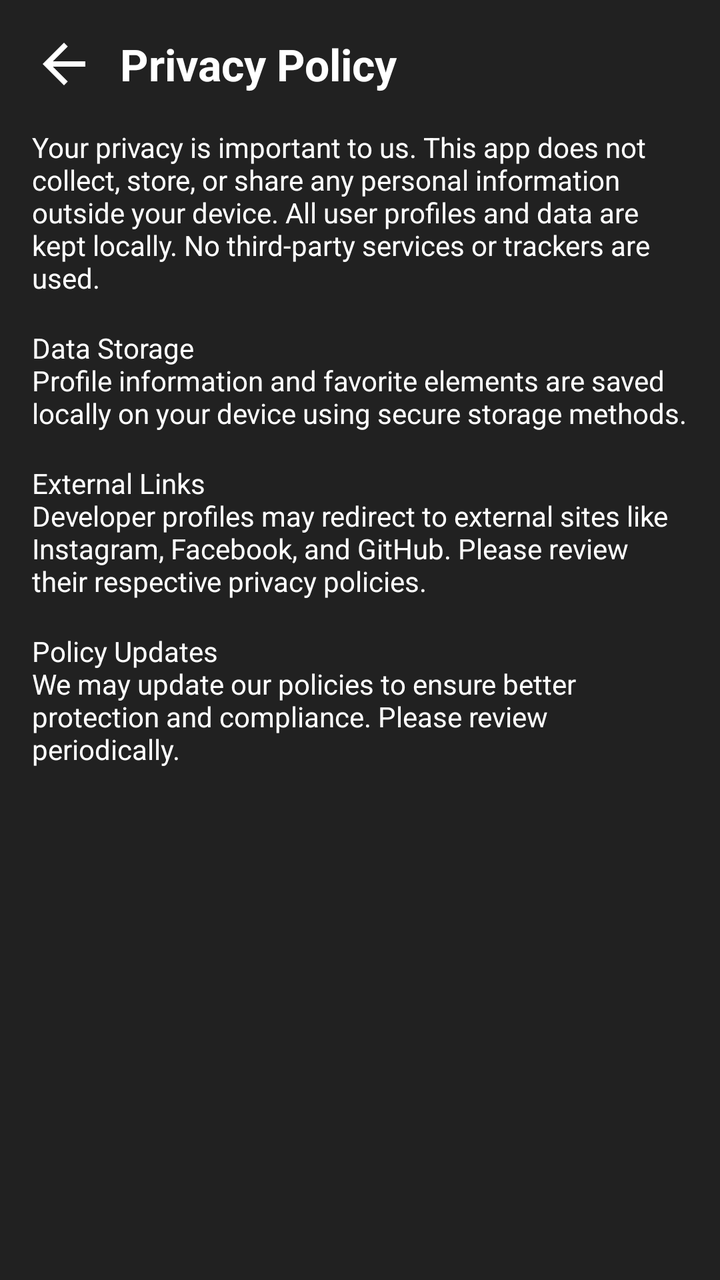
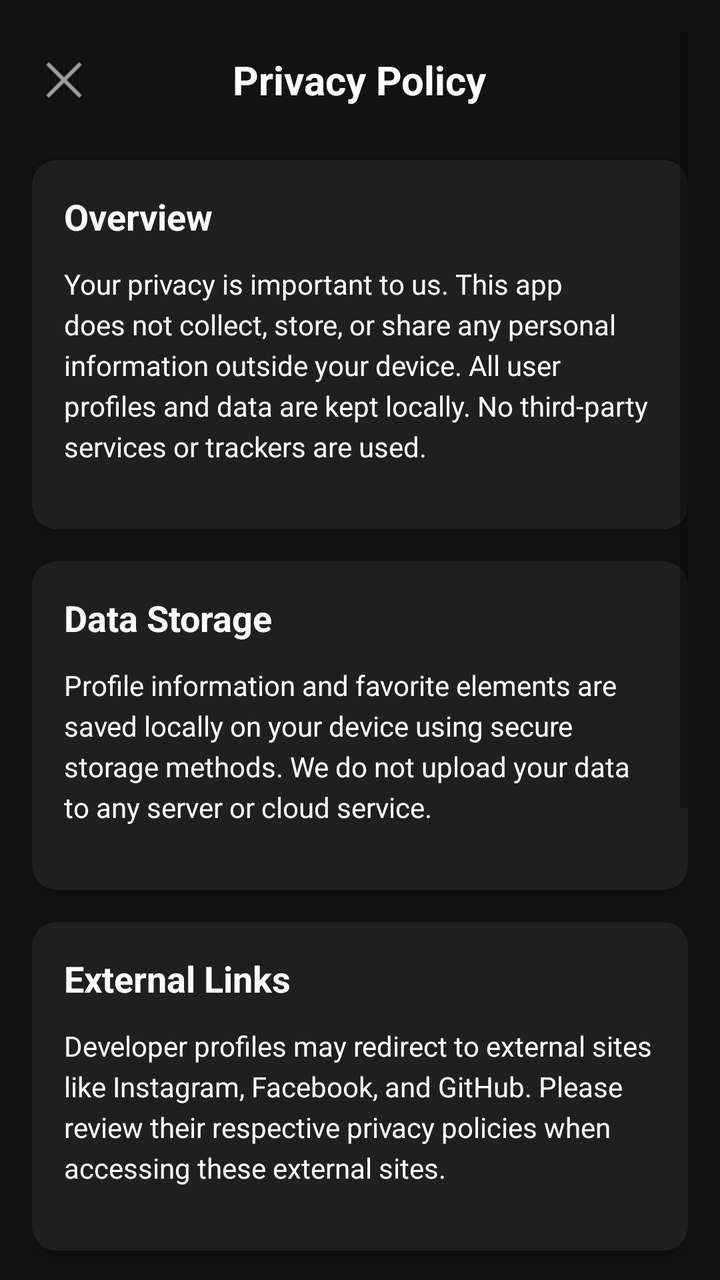

Compare the two renders of this Android layout. The source of the first and the diff that turns it into the second are given below.
<!-- AndroidManifest.xml: application theme Theme.PeriodicPro -->
<!-- res/layout/activity_privacy_policy.xml -->
<?xml version="1.0" encoding="utf-8"?>
<ScrollView
    xmlns:android="http://schemas.android.com/apk/res/android"
    android:layout_width="match_parent"
    android:layout_height="match_parent"
    android:background="#212121"
    android:padding="16dp">

    <LinearLayout
        android:layout_width="match_parent"
        android:layout_height="wrap_content"
        android:orientation="vertical">

        
        <LinearLayout
            android:layout_width="match_parent"
            android:layout_height="wrap_content"
            android:gravity="center_vertical"
            android:orientation="horizontal"
            android:paddingBottom="16dp">

            <ImageView
                android:id="@+id/btnBackPrivacy"
                android:layout_width="32dp"
                android:layout_height="32dp"
                android:src="@drawable/ic_back"
                android:contentDescription="Back Button" />

            <TextView
                android:layout_width="wrap_content"
                android:layout_height="wrap_content"
                android:text="Privacy Policy"
                android:textColor="#FFFFFF"
                android:textSize="22sp"
                android:textStyle="bold"
                android:layout_marginStart="12dp"/>
        </LinearLayout>

        
        <TextView
            android:layout_width="match_parent"
            android:layout_height="wrap_content"
            android:text="Your privacy is important to us. This app does not collect, store, or share any personal information outside your device. All user profiles and data are kept locally. No third-party services or trackers are used."
            android:textColor="#FFFFFF"
            android:textSize="14sp"
            android:paddingBottom="16dp"/>

        <TextView
            android:layout_width="match_parent"
            android:layout_height="wrap_content"
            android:text="Data Storage\nProfile information and favorite elements are saved locally on your device using secure storage methods."
            android:textColor="#FFFFFF"
            android:textSize="14sp"
            android:paddingBottom="16dp"/>

        <TextView
            android:layout_width="match_parent"
            android:layout_height="wrap_content"
            android:text="External Links\nDeveloper profiles may redirect to external sites like Instagram, Facebook, and GitHub. Please review their respective privacy policies."
            android:textColor="#FFFFFF"
            android:textSize="14sp"
            android:paddingBottom="16dp"/>

        <TextView
            android:layout_width="match_parent"
            android:layout_height="wrap_content"
            android:text="Policy Updates\nWe may update our policies to ensure better protection and compliance. Please review periodically."
            android:textColor="#FFFFFF"
            android:textSize="14sp"
            android:paddingBottom="32dp"/>
    </LinearLayout>
</ScrollView>
<!-- resources referenced by this layout -->
<resources>
  <!-- drawable ic_back (drawable) -->
  <vector xmlns:android="http://schemas.android.com/apk/res/android"
      android:width="24dp"
      android:height="24dp"
      android:viewportWidth="24"
      android:viewportHeight="24"
      android:tint="#FFFFFF">
      <path
          android:fillColor="@android:color/white"
          android:pathData="M20,11H7.83l5.59,-5.59L12,4l-8,8 8,8 1.41,-1.41L7.83,13H20v-2z"/>
  </vector>
  <style name="Theme.PeriodicPro" parent="Theme.AppCompat.DayNight.NoActionBar">
          <item name="colorPrimary">#212121</item>
          <item name="colorPrimaryDark">#171717</item>
          <item name="colorAccent">#00796B</item>
          <item name="android:windowBackground">#212121</item>
      </style>
</resources>

<!-- the commit's change to res/layout/activity_privacy_policy.xml (unified diff, before → after) -->
@@ -1,9 +1,11 @@
 <?xml version="1.0" encoding="utf-8"?>
 <ScrollView
     xmlns:android="http://schemas.android.com/apk/res/android"
+    xmlns:app="http://schemas.android.com/apk/res-auto"
     android:layout_width="match_parent"
     android:layout_height="match_parent"
-    android:background="#212121"
+    android:background="#121212"
+    android:clipToPadding="false"
     android:padding="16dp">
 
     <LinearLayout
@@ -12,61 +14,229 @@
         android:orientation="vertical">
 
         
-        <LinearLayout
-            android:layout_width="match_parent"
-            android:layout_height="wrap_content"
-            android:gravity="center_vertical"
-            android:orientation="horizontal"
-            android:paddingBottom="16dp">
-
-            <ImageView
+        <RelativeLayout
+            android:layout_width="match_parent"
+            android:layout_height="wrap_content"
+            android:paddingVertical="8dp"
+            android:layout_marginBottom="16dp">
+
+            <ImageButton
                 android:id="@+id/btnBackPrivacy"
                 android:layout_width="32dp"
                 android:layout_height="32dp"
-                android:src="@drawable/ic_back"
-                android:contentDescription="Back Button" />
+                android:src="@android:drawable/ic_menu_close_clear_cancel"
+                android:background="?attr/selectableItemBackgroundBorderless"
+                android:contentDescription="Back"
+                android:layout_alignParentStart="true"
+                android:layout_centerVertical="true" />
 
             <TextView
                 android:layout_width="wrap_content"
                 android:layout_height="wrap_content"
                 android:text="Privacy Policy"
                 android:textColor="#FFFFFF"
-                android:textSize="22sp"
+                android:textSize="20sp"
                 android:textStyle="bold"
-                android:layout_marginStart="12dp"/>
-        </LinearLayout>
+                android:layout_centerHorizontal="true"
+                android:layout_centerVertical="true" />
+        </RelativeLayout>
+
+        
+        <androidx.cardview.widget.CardView
+            android:layout_width="match_parent"
+            android:layout_height="wrap_content"
+            android:layout_marginBottom="16dp"
+            app:cardCornerRadius="12dp"
+            app:cardBackgroundColor="#1F1F1F"
+            app:cardElevation="4dp">
+
+            <LinearLayout
+                android:layout_width="match_parent"
+                android:layout_height="wrap_content"
+                android:orientation="vertical"
+                android:padding="16dp">
+
+                <TextView
+                    android:layout_width="match_parent"
+                    android:layout_height="wrap_content"
+                    android:text="Overview"
+                    android:textColor="#FFFFFF"
+                    android:textSize="18sp"
+                    android:textStyle="bold"
+                    android:layout_marginBottom="12dp"/>
+
+                <TextView
+                    android:layout_width="match_parent"
+                    android:layout_height="wrap_content"
+                    android:text="Your privacy is important to us. This app does not collect, store, or share any personal information outside your device. All user profiles and data are kept locally. No third-party services or trackers are used."
+                    android:textColor="#FFFFFF"
+                    android:textSize="14sp"
+                    android:lineSpacingExtra="4dp"
+                    android:layout_marginBottom="16dp"/>
+            </LinearLayout>
+        </androidx.cardview.widget.CardView>
+
+        
+        <androidx.cardview.widget.CardView
+            android:layout_width="match_parent"
+            android:layout_height="wrap_content"
+            android:layout_marginBottom="16dp"
+            app:cardCornerRadius="12dp"
+            app:cardBackgroundColor="#1F1F1F"
+            app:cardElevation="4dp">
+
+            <LinearLayout
+                android:layout_width="match_parent"
+                android:layout_height="wrap_content"
+                android:orientation="vertical"
+                android:padding="16dp">
+
+                <TextView
+                    android:layout_width="match_parent"
+                    android:layout_height="wrap_content"
+                    android:text="Data Storage"
+                    android:textColor="#FFFFFF"
+                    android:textSize="18sp"
+                    android:textStyle="bold"
+                    android:layout_marginBottom="12dp"/>
+
+                <TextView
+                    android:layout_width="match_parent"
+                    android:layout_height="wrap_content"
+                    android:text="Profile information and favorite elements are saved locally on your device using secure storage methods. We do not upload your data to any server or cloud service."
+                    android:textColor="#FFFFFF"
+                    android:textSize="14sp"
+                    android:lineSpacingExtra="4dp"
+                    android:layout_marginBottom="16dp"/>
+            </LinearLayout>
+        </androidx.cardview.widget.CardView>
+
+        
+        <androidx.cardview.widget.CardView
+            android:layout_width="match_parent"
+            android:layout_height="wrap_content"
+            android:layout_marginBottom="16dp"
+            app:cardCornerRadius="12dp"
+            app:cardBackgroundColor="#1F1F1F"
+            app:cardElevation="4dp">
+
+            <LinearLayout
+                android:layout_width="match_parent"
+                android:layout_height="wrap_content"
+                android:orientation="vertical"
+                android:padding="16dp">
+
+                <TextView
+                    android:layout_width="match_parent"
+                    android:layout_height="wrap_content"
+                    android:text="External Links"
+                    android:textColor="#FFFFFF"
+                    android:textSize="18sp"
+                    android:textStyle="bold"
+                    android:layout_marginBottom="12dp"/>
+
+                <TextView
+                    android:layout_width="match_parent"
+                    android:layout_height="wrap_content"
+                    android:text="Developer profiles may redirect to external sites like Instagram, Facebook, and GitHub. Please review their respective privacy policies when accessing these external sites."
+                    android:textColor="#FFFFFF"
+                    android:textSize="14sp"
+                    android:lineSpacingExtra="4dp"
+                    android:layout_marginBottom="16dp"/>
+            </LinearLayout>
+        </androidx.cardview.widget.CardView>
+
+        
+        <androidx.cardview.widget.CardView
+            android:layout_width="match_parent"
+            android:layout_height="wrap_content"
+            android:layout_marginBottom="16dp"
+            app:cardCornerRadius="12dp"
+            app:cardBackgroundColor="#1F1F1F"
+            app:cardElevation="4dp">
+
+            <LinearLayout
+                android:layout_width="match_parent"
+                android:layout_height="wrap_content"
+                android:orientation="vertical"
+                android:padding="16dp">
+
+                <TextView
+                    android:layout_width="match_parent"
+                    android:layout_height="wrap_content"
+                    android:text="Policy Updates"
+                    android:textColor="#FFFFFF"
+                    android:textSize="18sp"
+                    android:textStyle="bold"
+                    android:layout_marginBottom="12dp"/>
+
+                <TextView
+                    android:layout_width="match_parent"
+                    android:layout_height="wrap_content"
+                    android:text="We may update our policies to ensure better protection and compliance. Please review periodically."
+                    android:textColor="#FFFFFF"
+                    android:textSize="14sp"
+                    android:lineSpacingExtra="4dp"
+                    android:layout_marginBottom="16dp"/>
+            </LinearLayout>
+        </androidx.cardview.widget.CardView>
+
+        
+        <androidx.cardview.widget.CardView
+            android:layout_width="match_parent"
+            android:layout_height="wrap_content"
+            android:layout_marginTop="16dp"
+            app:cardCornerRadius="12dp"
+            app:cardBackgroundColor="#1F1F1F"
+            app:cardElevation="4dp">
+
+            <LinearLayout
+                android:layout_width="match_parent"
+                android:layout_height="wrap_content"
+                android:orientation="vertical"
+                android:padding="16dp">
+
+                <TextView
+                    android:layout_width="match_parent"
+                    android:layout_height="wrap_content"
+                    android:text="Contact Us"
+                    android:textColor="#FFFFFF"
+                    android:textSize="18sp"
+                    android:textStyle="bold"
+                    android:layout_marginBottom="8dp"/>
+
+                <TextView
+                    android:layout_width="match_parent"
+                    android:layout_height="wrap_content"
+                    android:text="If you have any questions or concerns about our Privacy Policy, please contact us:"
+                    android:textColor="#FFFFFF"
+                    android:textSize="14sp"
+                    android:layout_marginBottom="8dp"/>
+
+                <TextView
+                    android:id="@+id/tvContactUs"
+                    android:layout_width="match_parent"
+                    android:layout_height="wrap_content"
+                    android:text="privacy@periodicpro.com"
+                    android:textColor="#8C9EFF"
+                    android:textSize="16sp"
+                    android:textStyle="bold"
+                    android:padding="8dp"
+                    android:gravity="center"
+                    android:background="?attr/selectableItemBackground"
+                    android:clickable="true"
+                    android:focusable="true"/>
+            </LinearLayout>
+        </androidx.cardview.widget.CardView>
 
         
         <TextView
             android:layout_width="match_parent"
             android:layout_height="wrap_content"
-            android:text="Your privacy is important to us. This app does not collect, store, or share any personal information outside your device. All user profiles and data are kept locally. No third-party services or trackers are used."
-            android:textColor="#FFFFFF"
-            android:textSize="14sp"
-            android:paddingBottom="16dp"/>
-
-        <TextView
-            android:layout_width="match_parent"
-            android:layout_height="wrap_content"
-            android:text="Data Storage\nProfile information and favorite elements are saved locally on your device using secure storage methods."
-            android:textColor="#FFFFFF"
-            android:textSize="14sp"
-            android:paddingBottom="16dp"/>
-
-        <TextView
-            android:layout_width="match_parent"
-            android:layout_height="wrap_content"
-            android:text="External Links\nDeveloper profiles may redirect to external sites like Instagram, Facebook, and GitHub. Please review their respective privacy policies."
-            android:textColor="#FFFFFF"
-            android:textSize="14sp"
-            android:paddingBottom="16dp"/>
-
-        <TextView
-            android:layout_width="match_parent"
-            android:layout_height="wrap_content"
-            android:text="Policy Updates\nWe may update our policies to ensure better protection and compliance. Please review periodically."
-            android:textColor="#FFFFFF"
-            android:textSize="14sp"
-            android:paddingBottom="32dp"/>
+            android:text="Last Updated: May 2023"
+            android:textColor="#9E9E9E"
+            android:textSize="12sp"
+            android:gravity="center"
+            android:layout_marginBottom="24dp"/>
     </LinearLayout>
 </ScrollView>
<!-- resource entries referenced after the edit -->
@@ -1,21 +1,13 @@
 <!-- resources referenced by this layout -->
 <resources>
-  <!-- drawable ic_back (drawable) -->
-  <vector xmlns:android="http://schemas.android.com/apk/res/android"
-      android:width="24dp"
-      android:height="24dp"
-      android:viewportWidth="24"
-      android:viewportHeight="24"
-      android:tint="#FFFFFF">
-      <path
-          android:fillColor="@android:color/white"
-          android:pathData="M20,11H7.83l5.59,-5.59L12,4l-8,8 8,8 1.41,-1.41L7.83,13H20v-2z"/>
-  </vector>
-  <style name="Theme.PeriodicPro" parent="Theme.AppCompat.DayNight.NoActionBar">
+  <style name="Theme.PeriodicPro" parent="Theme.MaterialComponents.DayNight.NoActionBar">
           <item name="colorPrimary">#212121</item>
           <item name="colorPrimaryDark">#171717</item>
           <item name="colorAccent">#00796B</item>
           <item name="android:windowBackground">#212121</item>
+          <item name="colorSecondary">#1976D2</item>
+          <item name="colorSurface">#1F1F1F</item>
+          <item name="colorOnSurface">#FFFFFF</item>
       </style>
 </resources>
 
